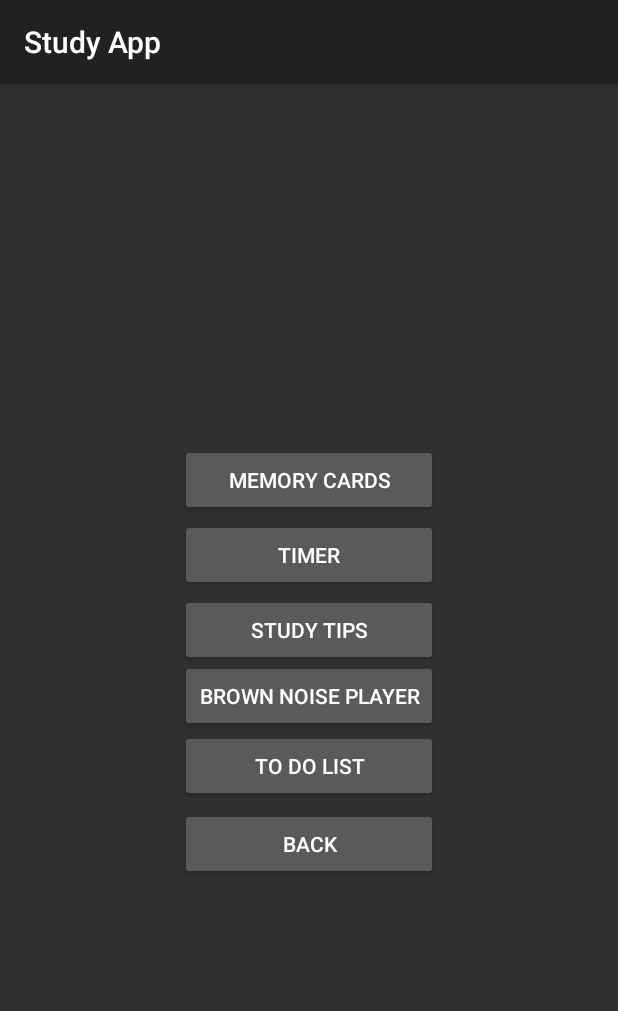
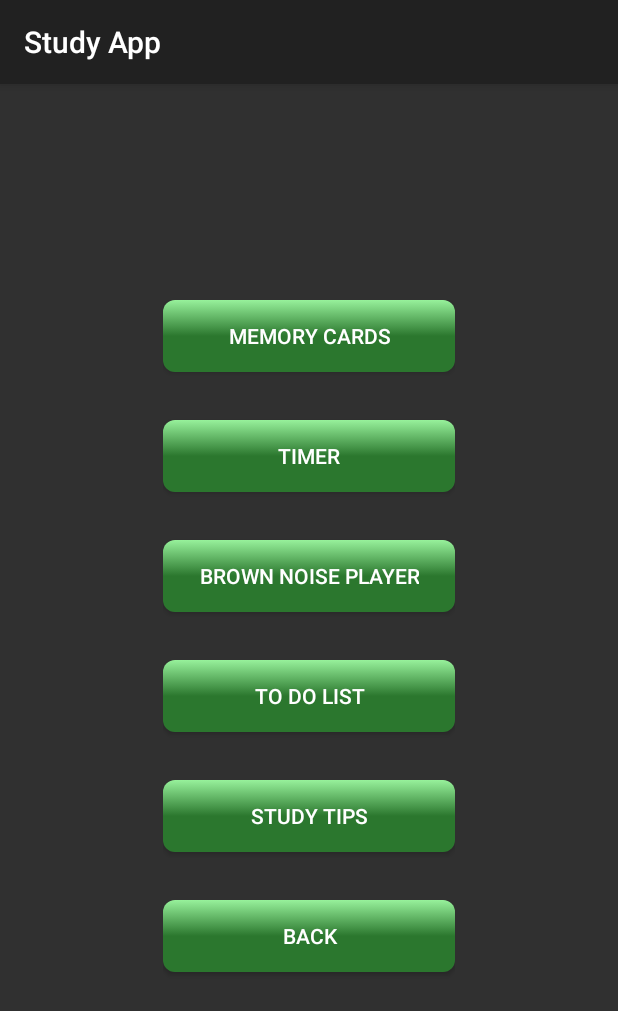
Before and after one commit to jsoutine/StudyApp, an Android app: the ToolsMenu screen opened directly, with no data from a screen before it, on a phone screen of 412 x 824 dp. Shown: the top 1011 px of the screen. Run offline under Robolectric (Android 15) with nearby library versions, the phone set to English and light mode, and no system bars.

Commit message:
graphical and functional changes

```diff
--- /dev/null
+++ b/app/src/main/res/drawable-v24/button_selector.xml
@@ -0,0 +1,32 @@
+<?xml version="1.0" encoding="utf-8"?>
+<ripple android:color="@color/colorRipple"
+    xmlns:android="http://schemas.android.com/apk/res/android">
+    <item>
+        <selector>
+            <item
+                android:state_pressed="true" >
+                <shape android:shape="rectangle">
+                    <corners android:radius="8dp" />
+                    <gradient
+                        android:angle="270"
+                        android:endColor="@color/colorAccentLight"
+                        android:centerColor="@color/colorAccent"
+                        android:startColor="@color/colorAccent" />
+                </shape>
+            </item>
+
+            <item>
+                <shape android:shape="rectangle">
+
+                    <corners android:radius="8dp" />
+                    <gradient
+                        android:angle="90"
+                        android:endColor="@color/colorAccentLight"
+                        android:centerColor="@color/colorAccent"
+                        android:startColor="@color/colorAccent" />
+
+                </shape>
+            </item>
+        </selector>
+    </item>
+</ripple>
--- a/app/src/main/res/layout/activity_create_cards.xml
+++ b/app/src/main/res/layout/activity_create_cards.xml
@@ -44,6 +44,7 @@
 
     <Button
         android:id="@+id/button"
+        style="@style/JuliusButton"
         android:layout_width="wrap_content"
         android:layout_height="wrap_content"
         android:onClick="generateDeck"
--- a/app/src/main/res/layout/activity_my_cards.xml
+++ b/app/src/main/res/layout/activity_my_cards.xml
@@ -25,10 +25,11 @@
 
     <Button
         android:id="@+id/cardButton"
+        style="@style/JuliusButton"
         android:layout_width="wrap_content"
         android:layout_height="wrap_content"
         android:onClick="slide"
-        android:text="NEW CARD"
+        android:text="NEXT CARD"
         app:layout_constraintBottom_toBottomOf="parent"
         app:layout_constraintEnd_toEndOf="parent"
         app:layout_constraintHorizontal_bias="0.498"
@@ -81,6 +82,7 @@
 
         <ImageButton
             android:id="@+id/wrongButton"
+            style="@android:style/Widget.Holo.ImageButton"
             android:layout_width="64dp"
             android:layout_height="64dp"
             android:layout_marginLeft="32dp"
@@ -91,7 +93,7 @@
 
         <ImageButton
             android:id="@+id/correctButton"
-            style="@style/Widget.AppCompat.ImageButton"
+            style="@android:style/Widget.Holo.ImageButton"
             android:layout_width="64dp"
             android:layout_height="64dp"
             android:layout_marginLeft="64dp"
--- a/app/src/main/res/layout/activity_tools_menu.xml
+++ b/app/src/main/res/layout/activity_tools_menu.xml
@@ -6,111 +6,68 @@
     android:layout_height="match_parent"
     tools:context=".Tools.ToolsMenu">
 
-    <Button
-        android:id="@+id/createButton2"
-        android:layout_width="0dp"
+    <LinearLayout
+        android:layout_width="wrap_content"
         android:layout_height="wrap_content"
-        android:layout_marginStart="120dp"
-        android:layout_marginLeft="120dp"
-        android:layout_marginTop="260dp"
-        android:layout_marginEnd="120dp"
-        android:layout_marginRight="120dp"
-        android:layout_marginBottom="500dp"
-        android:onClick="memoryClick"
-        android:text="MEMORY CARDS"
+        android:orientation="vertical"
         app:layout_constraintBottom_toBottomOf="parent"
         app:layout_constraintEnd_toEndOf="parent"
         app:layout_constraintStart_toStartOf="parent"
-        app:layout_constraintTop_toTopOf="parent" />
+        app:layout_constraintTop_toTopOf="parent">
+
+        <Button
+            android:id="@+id/createButton2"
+            style="@style/JuliusButton"
+            android:layout_width="match_parent"
+            android:layout_height="wrap_content"
+            android:layout_marginBottom="32dp"
+            android:onClick="memoryClick"
+            android:text="MEMORY CARDS" />
 
         <Button
             android:id="@+id/btnTimerTool"
-        android:layout_width="0dp"
+            style="@style/JuliusButton"
+            android:layout_width="match_parent"
             android:layout_height="wrap_content"
-        android:layout_marginStart="120dp"
-        android:layout_marginLeft="120dp"
-        android:layout_marginTop="360dp"
-        android:layout_marginEnd="120dp"
-        android:layout_marginRight="120dp"
-        android:layout_marginBottom="500dp"
+            android:layout_marginBottom="32dp"
             android:onClick="timerClick"
-        android:text="TIMER"
-        app:layout_constraintBottom_toBottomOf="parent"
-        app:layout_constraintEnd_toEndOf="parent"
-        app:layout_constraintStart_toStartOf="parent"
-        app:layout_constraintTop_toTopOf="parent" />
+            android:text="TIMER" />
+
+        <Button
+            android:id="@+id/viewButton6"
+            style="@style/JuliusButton"
+            android:layout_width="match_parent"
+            android:layout_height="wrap_content"
+            android:layout_marginBottom="32dp"
+            android:onClick="brownNoiseClick"
+            android:text="BROWN NOISE PLAYER" />
+
+        <Button
+            android:id="@+id/viewButton7"
+            style="@style/JuliusButton"
+            android:layout_width="match_parent"
+            android:layout_height="wrap_content"
+            android:layout_marginBottom="32dp"
+            android:onClick="toDoListClick"
+            android:text="TO DO LIST" />
 
         <Button
             android:id="@+id/viewButton4"
-        android:layout_width="0dp"
+            style="@style/JuliusButton"
+            android:layout_width="match_parent"
             android:layout_height="wrap_content"
-        android:layout_marginStart="120dp"
-        android:layout_marginLeft="120dp"
-        android:layout_marginTop="460dp"
-        android:layout_marginEnd="120dp"
-        android:layout_marginRight="120dp"
-        android:layout_marginBottom="500dp"
+            android:layout_marginBottom="32dp"
             android:onClick="studyClick"
-        android:text="STUDY TIPS"
-        app:layout_constraintBottom_toBottomOf="parent"
-        app:layout_constraintEnd_toEndOf="parent"
-        app:layout_constraintStart_toStartOf="parent"
-        app:layout_constraintTop_toTopOf="parent" />
-
-    <Button
-        android:id="@+id/viewButton6"
-        android:layout_width="0dp"
-        android:layout_height="wrap_content"
-        android:layout_marginStart="120dp"
-        android:layout_marginLeft="120dp"
-        android:layout_marginTop="460dp"
-        android:layout_marginEnd="120dp"
-        android:layout_marginRight="120dp"
-        android:layout_marginBottom="500dp"
-        android:onClick="brownNoiseClick"
-        android:text="BROWN NOISE PLAYER"
-        app:layout_constraintBottom_toBottomOf="parent"
-        app:layout_constraintEnd_toEndOf="parent"
-        app:layout_constraintHorizontal_bias="0.0"
-        app:layout_constraintStart_toStartOf="parent"
-        app:layout_constraintTop_toTopOf="parent"
-        app:layout_constraintVertical_bias="0.316" />
-
-    <Button
-        android:id="@+id/viewButton7"
-        android:layout_width="0dp"
-        android:layout_height="wrap_content"
-        android:layout_marginStart="120dp"
-        android:layout_marginLeft="120dp"
-        android:layout_marginTop="460dp"
-        android:layout_marginEnd="120dp"
-        android:layout_marginRight="120dp"
-        android:layout_marginBottom="500dp"
-        android:onClick="toDoListClick"
-        android:text="TO DO LIST"
-        app:layout_constraintBottom_toBottomOf="parent"
-        app:layout_constraintEnd_toEndOf="parent"
-        app:layout_constraintHorizontal_bias="0.0"
-        app:layout_constraintStart_toStartOf="parent"
-        app:layout_constraintTop_toTopOf="parent"
-        app:layout_constraintVertical_bias="0.122" />
+            android:text="STUDY TIPS" />
 
         <Button
             android:id="@+id/viewButton5"
-        android:layout_width="0dp"
+            style="@style/JuliusButton"
+            android:layout_width="match_parent"
             android:layout_height="wrap_content"
-        android:layout_marginStart="120dp"
-        android:layout_marginLeft="120dp"
-        android:layout_marginTop="560dp"
-        android:layout_marginEnd="120dp"
-        android:layout_marginRight="120dp"
-        android:layout_marginBottom="500dp"
+            android:layout_marginBottom="32dp"
             android:onClick="mainClick"
-        android:text="BACK"
-        app:layout_constraintBottom_toBottomOf="parent"
-        app:layout_constraintEnd_toEndOf="parent"
-        app:layout_constraintHorizontal_bias="0.0"
-        app:layout_constraintStart_toStartOf="parent"
-        app:layout_constraintTop_toTopOf="parent"
-        app:layout_constraintVertical_bias="0.228" />
+            android:text="@string/back" />
+    </LinearLayout>
+
 </androidx.constraintlayout.widget.ConstraintLayout>
--- a/app/src/main/res/values/colors.xml
+++ b/app/src/main/res/values/colors.xml
@@ -2,5 +2,15 @@
 <resources>
     <color name="colorPrimary">#008577</color>
     <color name="colorPrimaryDark">#00574B</color>
-    <color name="colorAccent">#D81B60</color>
+    <color name="colorAccent">#2B772E</color>
+
+    <color name="colorPrimaryLight">#ff5c8d</color>
+    <color name="colorAccentDark">#005cb2</color>
+    <color name="colorAccentLight">#97F19B</color>
+    <color name="colorOnPrimary">@color/white</color>
+    <color name="colorRipple">@color/white_2</color>
+
+    <color name="white">#FFFFFF</color>
+    <color name="white_2">#33FFFFFF</color>
+
 </resources>
--- a/app/src/main/res/values/strings.xml
+++ b/app/src/main/res/values/strings.xml
@@ -9,4 +9,7 @@
     <string name="addAnswer">Write the answer</string>
     <string name="createCard">CREATE CARD</string>
 
+    <string name="StudyApp">BeautifulButton</string>
+    <string name="back">BACK</string>
+
 </resources>
--- a/app/src/main/res/values/styles.xml
+++ b/app/src/main/res/values/styles.xml
@@ -1,11 +1,18 @@
 <resources>
 
     <!-- Base application theme. -->
-    <style name="AppTheme" parent="Theme.AppCompat.Light.DarkActionBar">
+    <style name="AppTheme" parent="Base.Theme.AppCompat.Light.DarkActionBar">
         <!-- Customize your theme here. -->
         <item name="colorPrimary">@color/colorPrimary</item>
         <item name="colorPrimaryDark">@color/colorPrimaryDark</item>
         <item name="colorAccent">@color/colorAccent</item>
     </style>
 
+    <style name="JuliusButton" parent="Widget.AppCompat.Button">
+        <item name="android:background">@drawable/button_selector</item>
+        <item name="android:textColor">@color/colorOnPrimary</item>
+        <item name="android:paddingLeft">24dp</item>
+        <item name="android:paddingRight">24dp</item>
+    </style>
+
 </resources>
```
Also changed, not shown: app/src/main/java/com/example/android/studyapp/Tools/MemoryCards/MyCards.java (+17 -4 lines), app/src/main/res/drawable-v24/button_gradiant_1.xml (added, +12 -0 lines), app/src/main/res/drawable-v24/button_gradiant_2.xml (added, +12 -0 lines), app/src/main/res/layout/activity_card_maker.xml (+12 -5 lines), app/src/main/res/layout/activity_card_menu.xml (+3 -6 lines), app/src/main/res/layout/activity_main.xml (+34 -57 lines), 2 other files. Lines whose indentation alone changed are shown as unchanged.
